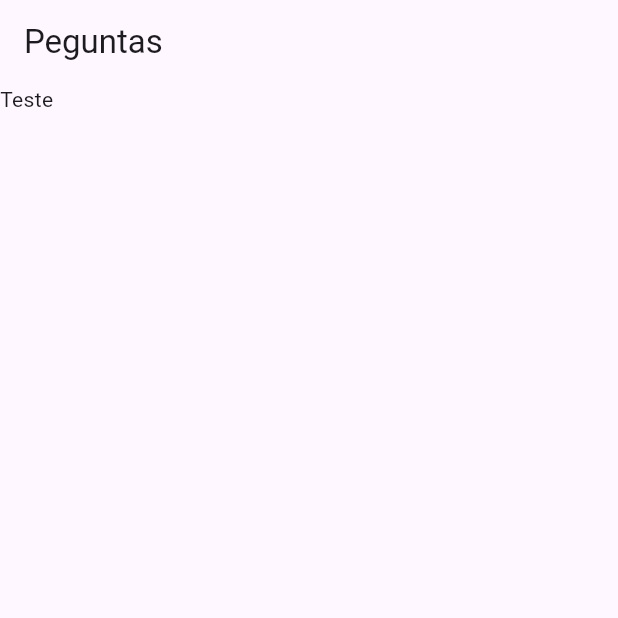
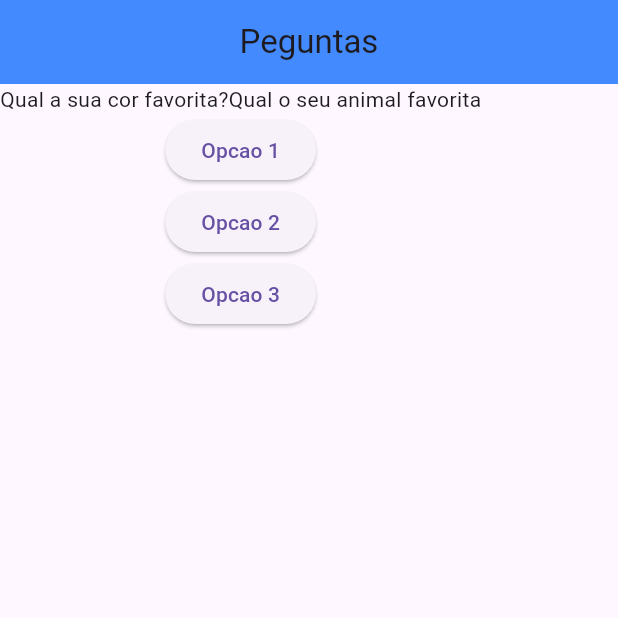
Before and after one commit to ThalysonE/projeto_perguntas, a Flutter app: the screen it shows after launch, on a phone screen of 412 x 824 dp, the top half of it. Run offline on Flutter 3.47's test engine with Material 3 defaults, Android fonts, the phone set to English and light mode, and no system bars.

Commit message:
primeiras perguntas

```diff
--- a/lib/main.dart
+++ b/lib/main.dart
@@ -1,19 +1,38 @@
 import 'package:flutter/material.dart';
 
-void main(){
+void main() {
   runApp(PerguntaApp());
 }
+
 class PerguntaApp extends StatelessWidget {
   const PerguntaApp({super.key});
 
+  void responder() {
+    print('Pergunta respondida!');
+  }
+
   @override
   Widget build(BuildContext context) {
+    final List<String> perguntas = [
+      'Qual a sua cor favorita?'
+          'Qual o seu animal favorita',
+    ];
     return MaterialApp(
+      debugShowCheckedModeBanner: false,
       home: Scaffold(
         appBar: AppBar(
           title: Text('Peguntas'),
+          centerTitle: true,
+          backgroundColor: Colors.blueAccent,
         ),
-        body: Text('Teste'),
+        body: Column(
+          children: [
+            Text(perguntas[0]),
+            ElevatedButton(onPressed: responder, child: Text('Opcao 1')),
+            ElevatedButton(onPressed: responder, child: Text('Opcao 2')),
+            ElevatedButton(onPressed: responder, child: Text('Opcao 3')),
+          ],
+        ),
       ),
     );
   }
```
